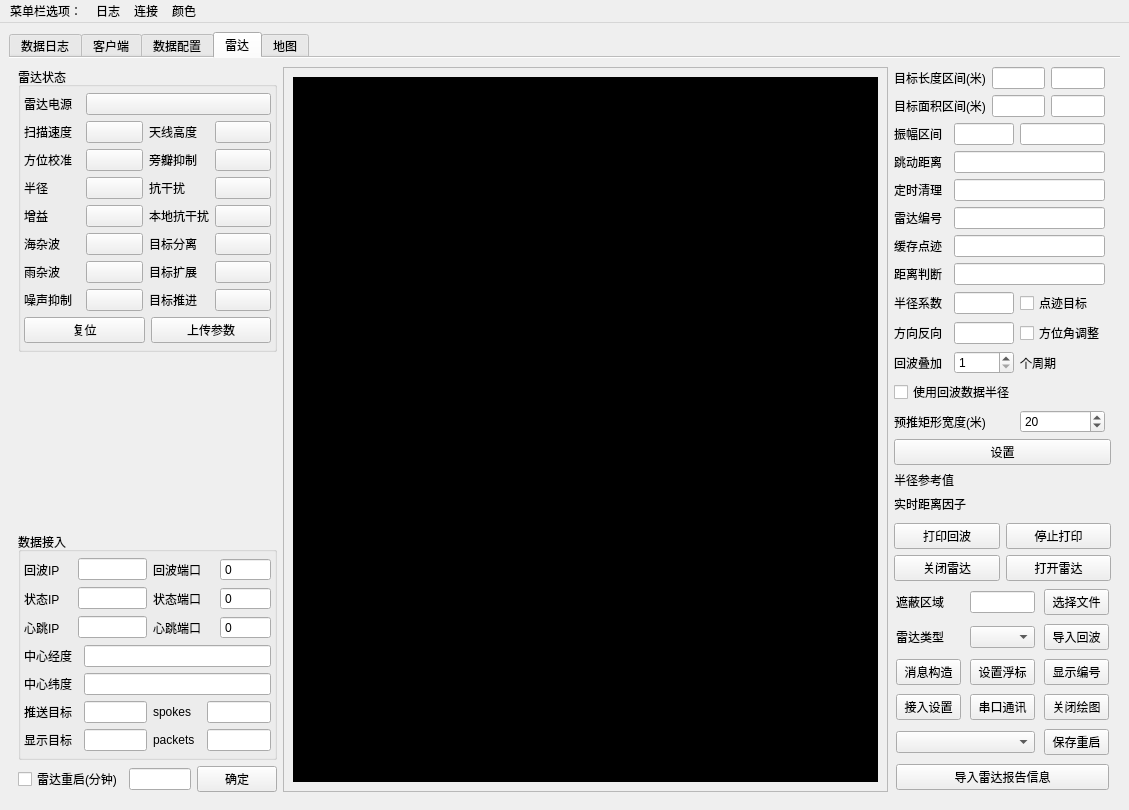
Before: the Qt Designer form trunk_gogo/cdzchx_datacollect_code/zchxradarinteface.ui in bnufree/zchx_radar, drawn with Qt 5.
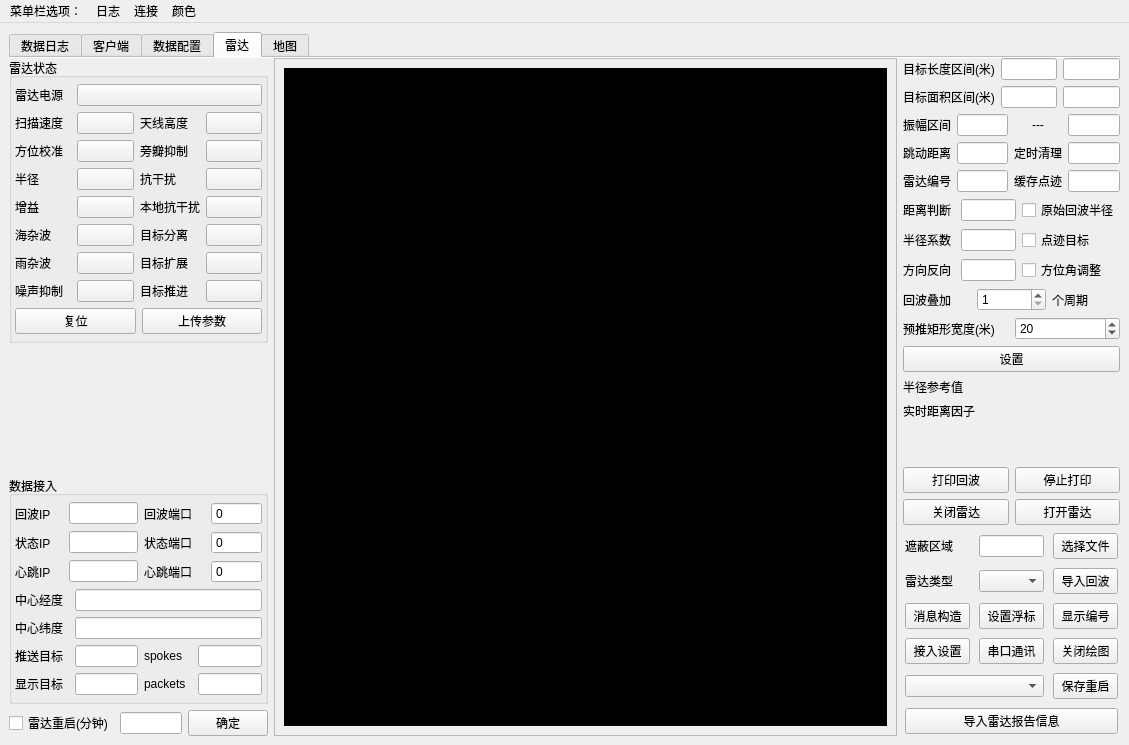
After: the same form once the commit is applied. Custom widgets are drawn as their Qt base class.

Commit message: 深圳出差代码初步完结: 1)修改预推区域的计算.原来的计算预推位置的方法有问题导致预推矩形的方向和目标的COG方向不是垂直关系 2)添加目标是否在回波图形的判断.如果目标在新的回波图形的范围内,认为这个回波图形属于原来的目标,目标在这一个周期没有移动而已. 3)存在的问题:目标有时候的运动方向有可能和原来的远动方向反了;任总反应过期目标有可能没有删除.

The edit to the form file:
```diff
--- a/trunk_gogo/cdzchx_datacollect_code/zchxradarinteface.ui
+++ b/trunk_gogo/cdzchx_datacollect_code/zchxradarinteface.ui
@@ -7,7 +7,7 @@
     <x>0</x>
     <y>0</y>
     <width>1129</width>
-    <height>720</height>
+    <height>745</height>
    </rect>
   </property>
   <property name="minimumSize">
@@ -138,6 +138,21 @@
         <string>雷达</string>
        </attribute>
        <layout class="QGridLayout" name="gridLayout_12">
+        <property name="leftMargin">
+         <number>0</number>
+        </property>
+        <property name="topMargin">
+         <number>0</number>
+        </property>
+        <property name="rightMargin">
+         <number>0</number>
+        </property>
+        <property name="bottomMargin">
+         <number>0</number>
+        </property>
+        <property name="verticalSpacing">
+         <number>3</number>
+        </property>
         <item row="0" column="1">
          <widget class="ScrollArea" name="scrollArea">
           <property name="minimumSize">
@@ -157,8 +172,8 @@
             <rect>
              <x>0</x>
              <y>0</y>
-             <width>603</width>
-             <height>639</height>
+             <width>621</width>
+             <height>682</height>
             </rect>
            </property>
            <layout class="QGridLayout" name="gridLayout_5">
@@ -208,7 +223,7 @@
             <height>16777215</height>
            </size>
           </property>
-          <layout class="QGridLayout" name="gridLayout_6">
+          <layout class="QVBoxLayout" name="verticalLayout_2">
            <property name="leftMargin">
             <number>0</number>
            </property>
@@ -221,9 +236,47 @@
            <property name="bottomMargin">
             <number>0</number>
            </property>
-           <item row="0" column="0">
-            <layout class="QGridLayout" name="gridLayout_4">
-             <item row="4" column="0" colspan="2">
+           <item>
+            <layout class="QGridLayout" name="gridLayout_15">
+             <item row="0" column="0">
+              <widget class="QLabel" name="label_35">
+               <property name="styleSheet">
+                <string notr="true">color: rgb(0, 0, 0);
+font: 9pt &quot;Agency FB&quot;;</string>
+               </property>
+               <property name="text">
+                <string>目标长度区间(米)</string>
+               </property>
+              </widget>
+             </item>
+             <item row="0" column="1">
+              <widget class="QLineEdit" name="minTradius_lineEdit"/>
+             </item>
+             <item row="0" column="2">
+              <widget class="QLineEdit" name="tradius_lineEdit"/>
+             </item>
+             <item row="1" column="0">
+              <widget class="QLabel" name="label_4">
+               <property name="styleSheet">
+                <string notr="true">color: rgb(0, 0, 0);
+font: 9pt &quot;Agency FB&quot;;</string>
+               </property>
+               <property name="text">
+                <string>目标面积区间(米)</string>
+               </property>
+              </widget>
+             </item>
+             <item row="1" column="1">
+              <widget class="QLineEdit" name="minAreaEdit"/>
+             </item>
+             <item row="1" column="2">
+              <widget class="QLineEdit" name="maxAreaEdit"/>
+             </item>
+            </layout>
+           </item>
+           <item>
+            <layout class="QGridLayout" name="gridLayout_16">
+             <item row="0" column="0">
               <widget class="QLabel" name="label_3">
                <property name="styleSheet">
                 <string notr="true">color: rgb(0, 0, 0);
@@ -234,7 +287,41 @@
                </property>
               </widget>
              </item>
-             <item row="6" column="0" colspan="2">
+             <item row="0" column="1">
+              <widget class="QLineEdit" name="minzf_lineEdit"/>
+             </item>
+             <item row="0" column="2">
+              <widget class="QLabel" name="label_16">
+               <property name="styleSheet">
+                <string notr="true">color: rgb(0, 0, 0);
+font: 9pt &quot;Agency FB&quot;;</string>
+               </property>
+               <property name="text">
+                <string>---</string>
+               </property>
+               <property name="alignment">
+                <set>Qt::AlignCenter</set>
+               </property>
+              </widget>
+             </item>
+             <item row="0" column="3">
+              <widget class="QLineEdit" name="maxzf_lineEdit"/>
+             </item>
+             <item row="1" column="0">
+              <widget class="QLabel" name="label_32">
+               <property name="styleSheet">
+                <string notr="true">color: rgb(0, 0, 0);
+font: 9pt &quot;Agency FB&quot;;</string>
+               </property>
+               <property name="text">
+                <string>跳动距离</string>
+               </property>
+              </widget>
+             </item>
+             <item row="1" column="1">
+              <widget class="QLineEdit" name="jump_lineEdit"/>
+             </item>
+             <item row="1" column="2">
               <widget class="QLabel" name="label_27">
                <property name="styleSheet">
                 <string notr="true">color: rgb(0, 0, 0);
@@ -245,57 +332,10 @@
                </property>
               </widget>
              </item>
-             <item row="2" column="0" colspan="4">
-              <layout class="QHBoxLayout" name="horizontalLayout_5">
-               <item>
-                <widget class="QLabel" name="label_4">
-                 <property name="styleSheet">
-                  <string notr="true">color: rgb(0, 0, 0);
-font: 9pt &quot;Agency FB&quot;;</string>
-                 </property>
-                 <property name="text">
-                  <string>目标面积区间(米)</string>
-                 </property>
-                </widget>
-               </item>
-               <item>
-                <widget class="QLineEdit" name="minAreaEdit"/>
-               </item>
-               <item>
-                <widget class="QLineEdit" name="maxAreaEdit"/>
-               </item>
-              </layout>
+             <item row="1" column="3">
+              <widget class="QLineEdit" name="lineEdit_2"/>
              </item>
-             <item row="10" column="0" colspan="2">
-              <widget class="QLabel" name="label_2">
-               <property name="styleSheet">
-                <string notr="true">color: rgb(0, 0, 0);
-font: 9pt &quot;Agency FB&quot;;</string>
-               </property>
-               <property name="text">
-                <string>半径系数 </string>
-               </property>
-              </widget>
-             </item>
-             <item row="9" column="0" colspan="2">
-              <widget class="QLabel" name="label_13">
-               <property name="styleSheet">
-                <string notr="true">color: rgb(0, 0, 0);
-font: 9pt &quot;Agency FB&quot;;</string>
-               </property>
-               <property name="text">
-                <string>距离判断</string>
-               </property>
-              </widget>
-             </item>
-             <item row="10" column="3">
-              <widget class="QCheckBox" name="send_dj_checkBox">
-               <property name="text">
-                <string>点迹目标</string>
-               </property>
-              </widget>
-             </item>
-             <item row="7" column="0" colspan="2">
+             <item row="2" column="0">
               <widget class="QLabel" name="label_33">
                <property name="styleSheet">
                 <string notr="true">color: rgb(0, 0, 0);
@@ -306,17 +346,10 @@
                </property>
               </widget>
              </item>
-             <item row="9" column="2" colspan="2">
-              <widget class="QLineEdit" name="radius_lineEdit"/>
+             <item row="2" column="1">
+              <widget class="QLineEdit" name="bh_lineEdit"/>
              </item>
-             <item row="15" column="0" colspan="5">
-              <widget class="QPushButton" name="update_setting_btn">
-               <property name="text">
-                <string>设置</string>
-               </property>
-              </widget>
-             </item>
-             <item row="8" column="0" colspan="2">
+             <item row="2" column="2">
               <widget class="QLabel" name="label_29">
                <property name="styleSheet">
                 <string notr="true">color: rgb(0, 0, 0);
@@ -327,31 +360,36 @@
                </property>
               </widget>
              </item>
-             <item row="5" column="2" colspan="2">
-              <widget class="QLineEdit" name="jump_lineEdit"/>
+             <item row="2" column="3">
+              <widget class="QLineEdit" name="angle_lineEdit"/>
              </item>
-             <item row="0" column="0" colspan="4">
-              <layout class="QHBoxLayout" name="horizontalLayout_3">
-               <item>
-                <widget class="QLabel" name="label_35">
-                 <property name="styleSheet">
-                  <string notr="true">color: rgb(0, 0, 0);
+            </layout>
+           </item>
+           <item>
+            <layout class="QGridLayout" name="gridLayout_4">
+             <item row="0" column="0">
+              <widget class="QLabel" name="label_13">
+               <property name="styleSheet">
+                <string notr="true">color: rgb(0, 0, 0);
 font: 9pt &quot;Agency FB&quot;;</string>
-                 </property>
-                 <property name="text">
-                  <string>目标长度区间(米)</string>
-                 </property>
-                </widget>
-               </item>
-               <item>
-                <widget class="QLineEdit" name="minTradius_lineEdit"/>
-               </item>
-               <item>
-                <widget class="QLineEdit" name="tradius_lineEdit"/>
-               </item>
-              </layout>
+               </property>
+               <property name="text">
+                <string>距离判断</string>
+               </property>
+              </widget>
              </item>
-             <item row="11" column="0">
+             <item row="1" column="0">
+              <widget class="QLabel" name="label_2">
+               <property name="styleSheet">
+                <string notr="true">color: rgb(0, 0, 0);
+font: 9pt &quot;Agency FB&quot;;</string>
+               </property>
+               <property name="text">
+                <string>半径系数 </string>
+               </property>
+              </widget>
+             </item>
+             <item row="2" column="0">
               <widget class="QLabel" name="label_10">
                <property name="styleSheet">
                 <string notr="true">color: rgb(0, 0, 0);
@@ -362,43 +400,17 @@
                </property>
               </widget>
              </item>
-             <item row="11" column="2">
+             <item row="2" column="1" colspan="2">
               <widget class="QLineEdit" name="direction_change_edit"/>
              </item>
-             <item row="11" column="3">
+             <item row="2" column="3" colspan="2">
               <widget class="QCheckBox" name="cog_adjust_chk">
                <property name="text">
                 <string>方位角调整</string>
                </property>
               </widget>
              </item>
-             <item row="7" column="2" colspan="2">
-              <widget class="QLineEdit" name="bh_lineEdit"/>
-             </item>
-             <item row="4" column="3">
-              <widget class="QLineEdit" name="maxzf_lineEdit"/>
-             </item>
-             <item row="4" column="2">
-              <widget class="QLineEdit" name="minzf_lineEdit"/>
-             </item>
-             <item row="5" column="0" colspan="2">
-              <widget class="QLabel" name="label_32">
-               <property name="styleSheet">
-                <string notr="true">color: rgb(0, 0, 0);
-font: 9pt &quot;Agency FB&quot;;</string>
-               </property>
-               <property name="text">
-                <string>跳动距离</string>
-               </property>
-              </widget>
-             </item>
-             <item row="8" column="2" colspan="2">
-              <widget class="QLineEdit" name="angle_lineEdit"/>
-             </item>
-             <item row="6" column="2" colspan="2">
-              <widget class="QLineEdit" name="lineEdit_2"/>
-             </item>
-             <item row="10" column="2">
+             <item row="1" column="1" colspan="2">
               <widget class="QLineEdit" name="k_lineEdit">
                <property name="styleSheet">
                 <string notr="true">color: rgb(0, 0, 0);
@@ -406,7 +418,28 @@
                </property>
               </widget>
              </item>
-             <item row="12" column="0">
+             <item row="1" column="3" colspan="2">
+              <widget class="QCheckBox" name="send_dj_checkBox">
+               <property name="text">
+                <string>点迹目标</string>
+               </property>
+              </widget>
+             </item>
+             <item row="0" column="3" colspan="2">
+              <widget class="QCheckBox" name="useNativeRadiusCHK">
+               <property name="text">
+                <string>原始回波半径</string>
+               </property>
+              </widget>
+             </item>
+             <item row="0" column="1" colspan="2">
+              <widget class="QLineEdit" name="radius_lineEdit"/>
+             </item>
+            </layout>
+           </item>
+           <item>
+            <layout class="QGridLayout" name="gridLayout_14">
+             <item row="0" column="0">
               <widget class="QLabel" name="label_11">
                <property name="styleSheet">
                 <string notr="true">color: rgb(0, 0, 0);
@@ -417,7 +450,7 @@
                </property>
               </widget>
              </item>
-             <item row="12" column="2">
+             <item row="0" column="1">
               <widget class="QSpinBox" name="video_or_count">
                <property name="minimum">
                 <number>1</number>
@@ -427,7 +460,7 @@
                </property>
               </widget>
              </item>
-             <item row="12" column="3">
+             <item row="0" column="2">
               <widget class="QLabel" name="label_14">
                <property name="styleSheet">
                 <string notr="true">color: rgb(0, 0, 0);
@@ -438,14 +471,11 @@
                </property>
               </widget>
              </item>
-             <item row="13" column="0" colspan="4">
-              <widget class="QCheckBox" name="useNativeRadiusCHK">
-               <property name="text">
-                <string>使用回波数据半径</string>
-               </property>
-              </widget>
-             </item>
-             <item row="14" column="0" colspan="3">
+            </layout>
+           </item>
+           <item>
+            <layout class="QHBoxLayout" name="horizontalLayout_9">
+             <item>
               <widget class="QLabel" name="label_15">
                <property name="styleSheet">
                 <string notr="true">color: rgb(0, 0, 0);
@@ -456,7 +486,7 @@
                </property>
               </widget>
              </item>
-             <item row="14" column="3">
+             <item>
               <widget class="QSpinBox" name="predictionWidth">
                <property name="minimum">
                 <number>1</number>
@@ -471,7 +501,20 @@
              </item>
             </layout>
            </item>
-           <item row="2" column="0">
+           <item>
+            <widget class="QPushButton" name="update_setting_btn">
+             <property name="sizePolicy">
+              <sizepolicy hsizetype="Minimum" vsizetype="Preferred">
+               <horstretch>0</horstretch>
+               <verstretch>0</verstretch>
+              </sizepolicy>
+             </property>
+             <property name="text">
+              <string>设置</string>
+             </property>
+            </widget>
+           </item>
+           <item>
             <widget class="QLabel" name="k_label">
              <property name="styleSheet">
               <string notr="true">color: rgb(0, 0, 0); </string>
@@ -481,7 +524,7 @@
              </property>
             </widget>
            </item>
-           <item row="3" column="0">
+           <item>
             <widget class="QLabel" name="label">
              <property name="minimumSize">
               <size>
@@ -497,7 +540,7 @@
              </property>
             </widget>
            </item>
-           <item row="4" column="0">
+           <item>
             <spacer name="verticalSpacer">
              <property name="orientation">
               <enum>Qt::Vertical</enum>
@@ -510,7 +553,7 @@
              </property>
             </spacer>
            </item>
-           <item row="5" column="0">
+           <item>
             <layout class="QHBoxLayout" name="horizontalLayout">
              <item>
               <widget class="QPushButton" name="pushButton_5">
@@ -534,7 +577,7 @@
              </item>
             </layout>
            </item>
-           <item row="6" column="0">
+           <item>
             <layout class="QHBoxLayout" name="horizontalLayout_2">
              <item>
               <widget class="QPushButton" name="closeRadarBtn">
@@ -564,7 +607,7 @@
              </item>
             </layout>
            </item>
-           <item row="7" column="0">
+           <item>
             <layout class="QGridLayout" name="gridLayout_2">
              <property name="leftMargin">
               <number>2</number>
@@ -1309,9 +1352,6 @@
               </item>
               <item row="1" column="1">
                <widget class="QPushButton" name="uploadRadarBtn">
-                <property name="styleSheet">
-                 <string notr="true"/>
-                </property>
                 <property name="text">
                  <string>上传参数</string>
                 </property>
```
The commit also changes 15 other files.
